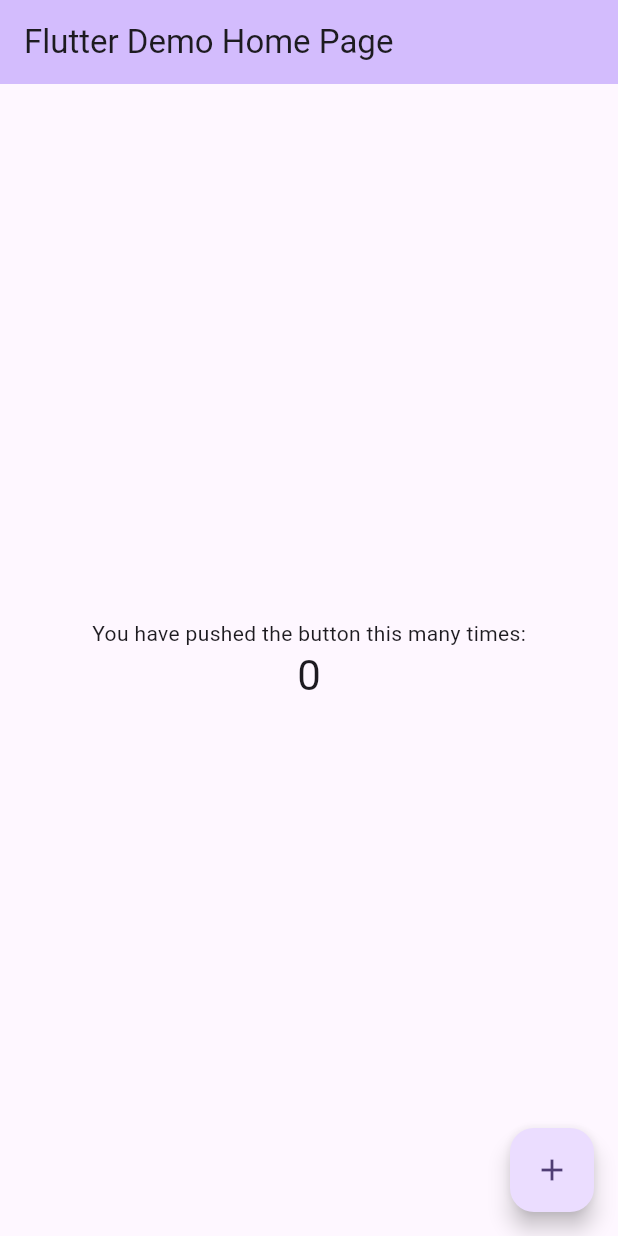
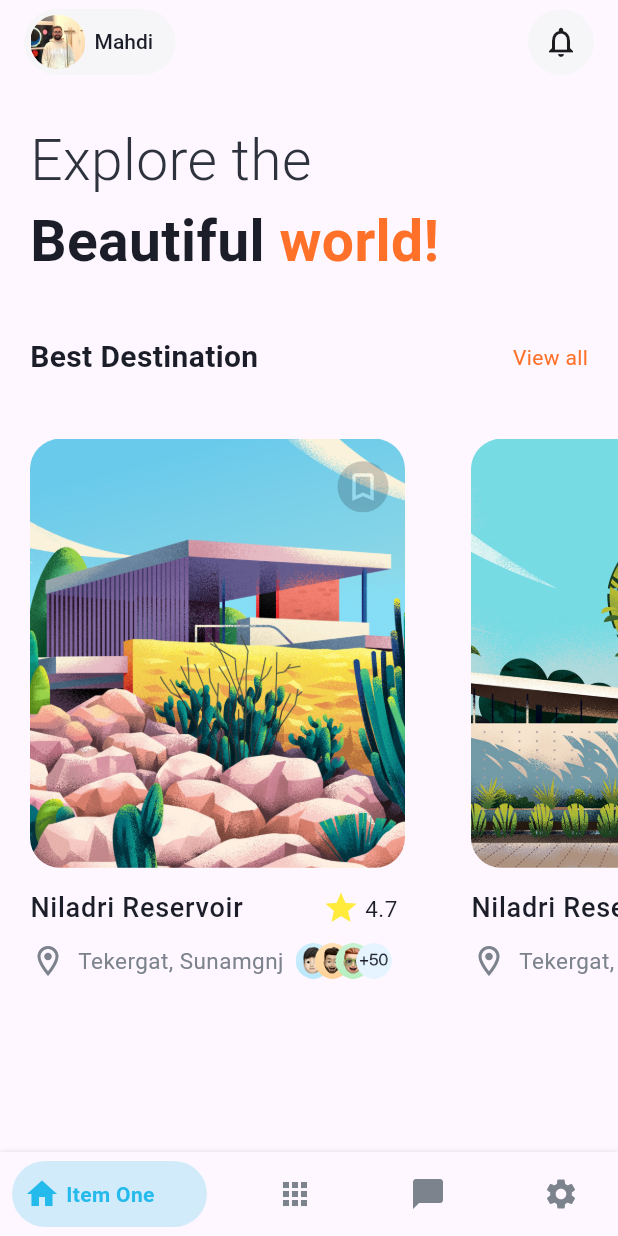
Before and after one commit to mahdinaghikhanii/Travelling-ui, a Flutter app: the screen it shows after launch, on a phone screen of 412 x 824 dp. Run offline on Flutter 3.47's test engine with Material 3 defaults, Android fonts, the phone set to English and light mode, and no system bars; drawn by our look-alikes of bottom_navy_bar; Roboto replaces fonts that are missing (SF UI Display).

Commit message:
creatre home

```diff
--- a/lib/main.dart
+++ b/lib/main.dart
@@ -1,4 +1,6 @@
 import 'package:flutter/material.dart';
+
+import 'pages/home/nav/navbar.dart';
 
 void main() {
   runApp(const MyApp());
@@ -11,115 +13,12 @@
   @override
   Widget build(BuildContext context) {
     return MaterialApp(
-      title: 'Flutter Demo',
-      theme: ThemeData(
-        // This is the theme of your application.
-        //
-        // TRY THIS: Try running your application with "flutter run". You'll see
-        // the application has a purple toolbar. Then, without quitting the app,
-        // try changing the seedColor in the colorScheme below to Colors.green
-        // and then invoke "hot reload" (save your changes or press the "hot
-        // reload" button in a Flutter-supported IDE, or press "r" if you used
-        // the command line to start the app).
-        //
-        // Notice that the counter didn't reset back to zero; the application
-        // state is not lost during the reload. To reset the state, use hot
-        // restart instead.
-        //
-        // This works for code too, not just values: Most code changes can be
-        // tested with just a hot reload.
-        colorScheme: ColorScheme.fromSeed(seedColor: Colors.deepPurple),
-        useMaterial3: true,
-      ),
-      home: const MyHomePage(title: 'Flutter Demo Home Page'),
-    );
+        debugShowCheckedModeBanner: false,
+        title: 'Travalling',
+        theme: ThemeData(
+          colorScheme: ColorScheme.fromSeed(seedColor: Colors.deepPurple),
+          useMaterial3: true,
+        ),
+        home: const NavBarPages());
   }
 }
-
-class MyHomePage extends StatefulWidget {
-  const MyHomePage({super.key, required this.title});
-
-  // This widget is the home page of your application. It is stateful, meaning
-  // that it has a State object (defined below) that contains fields that affect
-  // how it looks.
-
-  // This class is the configuration for the state. It holds the values (in this
-  // case the title) provided by the parent (in this case the App widget) and
-  // used by the build method of the State. Fields in a Widget subclass are
-  // always marked "final".
-
-  final String title;
-
-  @override
-  State<MyHomePage> createState() => _MyHomePageState();
-}
-
-class _MyHomePageState extends State<MyHomePage> {
-  int _counter = 0;
-
-  void _incrementCounter() {
-    setState(() {
-      // This call to setState tells the Flutter framework that something has
-      // changed in this State, which causes it to rerun the build method below
-      // so that the display can reflect the updated values. If we changed
-      // _counter without calling setState(), then the build method would not be
-      // called again, and so nothing would appear to happen.
-      _counter++;
-    });
-  }
-
-  @override
-  Widget build(BuildContext context) {
-    // This method is rerun every time setState is called, for instance as done
-    // by the _incrementCounter method above.
-    //
-    // The Flutter framework has been optimized to make rerunning build methods
-    // fast, so that you can just rebuild anything that needs updating rather
-    // than having to individually change instances of widgets.
-    return Scaffold(
-      appBar: AppBar(
-        // TRY THIS: Try changing the color here to a specific color (to
-        // Colors.amber, perhaps?) and trigger a hot reload to see the AppBar
-        // change color while the other colors stay the same.
-        backgroundColor: Theme.of(context).colorScheme.inversePrimary,
-        // Here we take the value from the MyHomePage object that was created by
-        // the App.build method, and use it to set our appbar title.
-        title: Text(widget.title),
-      ),
-      body: Center(
-        // Center is a layout widget. It takes a single child and positions it
-        // in the middle of the parent.
-        child: Column(
-          // Column is also a layout widget. It takes a list of children and
-          // arranges them vertically. By default, it sizes itself to fit its
-          // children horizontally, and tries to be as tall as its parent.
-          //
-          // Column has various properties to control how it sizes itself and
-          // how it positions its children. Here we use mainAxisAlignment to
-          // center the children vertically; the main axis here is the vertical
-          // axis because Columns are vertical (the cross axis would be
-          // horizontal).
-          //
-          // TRY THIS: Invoke "debug painting" (choose the "Toggle Debug Paint"
-          // action in the IDE, or press "p" in the console), to see the
-          // wireframe for each widget.
-          mainAxisAlignment: MainAxisAlignment.center,
-          children: <Widget>[
-            const Text(
-              'You have pushed the button this many times:',
-            ),
-            Text(
-              '$_counter',
-              style: Theme.of(context).textTheme.headlineMedium,
-            ),
-          ],
-        ),
-      ),
-      floatingActionButton: FloatingActionButton(
-        onPressed: _incrementCounter,
-        tooltip: 'Increment',
-        child: const Icon(Icons.add),
-      ), // This trailing comma makes auto-formatting nicer for build methods.
-    );
-  }
-}
--- /dev/null
+++ b/lib/pages/detail/deatil.dart
@@ -0,0 +1,10 @@
+import 'package:flutter/material.dart';
+
+class DetailPage extends StatelessWidget {
+  const DetailPage({super.key});
+
+  @override
+  Widget build(BuildContext context) {
+    return const Placeholder();
+  }
+}
--- /dev/null
+++ b/lib/pages/home/home.dart
@@ -0,0 +1,116 @@
+import 'package:flutter/material.dart';
+
+import 'widgets/destination.dart';
+
+class HomePage extends StatelessWidget {
+  const HomePage({super.key});
+
+  @override
+  Widget build(BuildContext context) {
+    return Scaffold(
+        appBar: AppBar(
+          leadingWidth: 0,
+          automaticallyImplyLeading: false,
+          centerTitle: false,
+          title: Row(
+            mainAxisAlignment: MainAxisAlignment.spaceBetween,
+            children: [
+              Expanded(
+                flex: 0,
+                child: Container(
+                    height: 44,
+                    padding: const EdgeInsets.only(
+                        left: 4, top: 4, bottom: 4, right: 15),
+                    decoration: ShapeDecoration(
+                        color: const Color(0xFFF6F6F8),
+                        shape: RoundedRectangleBorder(
+                          borderRadius: BorderRadius.circular(22),
+                        )),
+                    child: Row(
+                      children: [
+                        ClipRRect(
+                          borderRadius: BorderRadius.circular(40),
+                          child: Image.asset(
+                            'assets/me.jpg',
+                            width: 37,
+                            height: 37,
+                          ),
+                        ),
+                        const Padding(
+                            padding: EdgeInsets.only(left: 6),
+                            child: Text('Mahdi',
+                                style: TextStyle(
+                                  color: Color(0xFF1B1E28),
+                                  fontSize: 14,
+                                  fontWeight: FontWeight.w500,
+                                  height: 0.08,
+                                )))
+                      ],
+                    )),
+              ),
+              Container(
+                width: 44,
+                height: 44,
+                decoration: BoxDecoration(
+                    borderRadius: BorderRadius.circular(40),
+                    color: const Color(0xFFF6F6F8)),
+                child: const Icon(Icons.notifications_outlined),
+              )
+            ],
+          ),
+        ),
+        body: Column(
+            crossAxisAlignment: CrossAxisAlignment.start,
+            children: [titleText(), const DestinantionWidgets()]));
+  }
+}
+
+Widget titleText() {
+  return Container(
+    margin: const EdgeInsets.symmetric(horizontal: 20, vertical: 24),
+    width: 300,
+    height: 99.58,
+    child: const Text.rich(
+      TextSpan(
+        children: [
+          TextSpan(
+            text: 'Explore the',
+            style: TextStyle(
+              color: Color(0xFF2D323D),
+              fontSize: 38,
+              fontFamily: 'SF UI Display',
+              fontWeight: FontWeight.w300,
+            ),
+          ),
+          TextSpan(
+            text: ' ',
+            style: TextStyle(
+              color: Color(0xFF1B1E28),
+              fontSize: 38,
+              fontFamily: 'SF UI Display',
+              fontWeight: FontWeight.w700,
+            ),
+          ),
+          TextSpan(
+            text: 'Beautiful ',
+            style: TextStyle(
+              color: Color(0xFF1B1E28),
+              fontSize: 38,
+              fontFamily: 'SF UI Display',
+              fontWeight: FontWeight.w600,
+            ),
+          ),
+          TextSpan(
+            text: 'world!',
+            style: TextStyle(
+              color: Color(0xFFFF7029),
+              fontSize: 38,
+              fontFamily: 'SF UI Display',
+              fontWeight: FontWeight.w600,
+            ),
+          ),
+        ],
+      ),
+    ),
+  );
+}
--- /dev/null
+++ b/lib/pages/home/nav/navbar.dart
@@ -0,0 +1,78 @@
+import 'package:bottom_navy_bar/bottom_navy_bar.dart';
+import 'package:flutter/material.dart';
+import 'package:travalling_ui/pages/home/home.dart';
+
+class NavBarPages extends StatefulWidget {
+  const NavBarPages({super.key});
+
+  @override
+  State<NavBarPages> createState() => _NavBarPagesState();
+}
+
+class _NavBarPagesState extends State<NavBarPages> {
+  int _currentIndex = 0;
+  late PageController _pageController;
+
+  @override
+  void initState() {
+    super.initState();
+    _pageController = PageController();
+  }
+
+  @override
+  void dispose() {
+    _pageController.dispose();
+    super.dispose();
+  }
+
+  @override
+  Widget build(BuildContext context) {
+    return Scaffold(
+      body: SizedBox.expand(
+        child: PageView(
+          controller: _pageController,
+          onPageChanged: (index) {
+            setState(() => _currentIndex = index);
+          },
+          children: <Widget>[
+            const HomePage(),
+            Container(
+              color: Colors.red,
+            ),
+            Container(
+              color: Colors.green,
+            ),
+            Container(
+              color: Colors.blue,
+            ),
+          ],
+        ),
+      ),
+      bottomNavigationBar: BottomNavyBar(
+        selectedIndex: _currentIndex,
+        onItemSelected: (index) {
+          setState(() => _currentIndex = index);
+          _pageController.jumpToPage(index);
+        },
+        items: <BottomNavyBarItem>[
+          BottomNavyBarItem(
+              activeColor: const Color(0xFF24BAEC),
+              title: const Text('Item One'),
+              icon: const Icon(Icons.home)),
+          BottomNavyBarItem(
+              inactiveColor: const Color(0xFF7C838D),
+              title: const Text('Item Two'),
+              icon: const Icon(Icons.apps)),
+          BottomNavyBarItem(
+              inactiveColor: const Color(0xFF7C838D),
+              title: const Text('Item Three'),
+              icon: const Icon(Icons.chat_bubble)),
+          BottomNavyBarItem(
+              inactiveColor: const Color(0xFF7C838D),
+              title: const Text('Item Four'),
+              icon: const Icon(Icons.settings)),
+        ],
+      ),
+    );
+  }
+}
--- /dev/null
+++ b/lib/pages/home/widgets/destination.dart
@@ -0,0 +1,148 @@
+import 'package:flutter/material.dart';
+
+class DestinantionWidgets extends StatelessWidget {
+  const DestinantionWidgets({super.key});
+
+  @override
+  Widget build(BuildContext context) {
+    return Column(children: [
+      const Padding(
+        padding: EdgeInsets.symmetric(horizontal: 20, vertical: 20),
+        child:
+            Row(mainAxisAlignment: MainAxisAlignment.spaceBetween, children: [
+          Text(
+            'Best Destination',
+            style: TextStyle(
+              color: Color(0xFF1B1E28),
+              fontSize: 20,
+              fontFamily: 'SF UI Display',
+              fontWeight: FontWeight.w600,
+            ),
+          ),
+          Text(
+            'View all',
+            textAlign: TextAlign.right,
+            style: TextStyle(
+              color: Color(0xFFFF7029),
+              fontSize: 14,
+              fontFamily: 'SF UI Display',
+              fontWeight: FontWeight.w400,
+            ),
+          )
+        ]),
+      ),
+      SizedBox(
+        width: MediaQuery.sizeOf(context).width,
+        height: 380,
+        child: ListView.builder(
+            padding: const EdgeInsets.only(left: 20, top: 20),
+            scrollDirection: Axis.horizontal,
+            itemCount: 2,
+            itemBuilder: (context, index) {
+              return Column(
+                crossAxisAlignment: CrossAxisAlignment.start,
+                children: [
+                  SizedBox(
+                    height: 286,
+                    child: Stack(
+                      children: [
+                        Container(
+                          margin: const EdgeInsets.only(right: 44),
+                          width: 250,
+                          height: 286,
+                          decoration: BoxDecoration(
+                              borderRadius: BorderRadius.circular(20),
+                              image: DecorationImage(
+                                  fit: BoxFit.cover,
+                                  image: AssetImage(index == 0
+                                      ? "assets/1.png"
+                                      : "assets/2.png"))),
+                        ),
+                        Positioned(
+                            right: 55,
+                            top: 15,
+                            child: Opacity(
+                              opacity: 0.20,
+                              child: Container(
+                                width: 34,
+                                height: 34,
+                                decoration: ShapeDecoration(
+                                  color: const Color(0xFF1B1E28),
+                                  shape: RoundedRectangleBorder(
+                                    borderRadius: BorderRadius.circular(20),
+                                  ),
+                                ),
+                                child: const Icon(
+                                  Icons.bookmark_outline,
+                                  color: Colors.white,
+                                ),
+                              ),
+                            ))
+                      ],
+                    ),
+                  ),
+                  Container(
+                    margin: const EdgeInsets.only(top: 14, bottom: 10),
+                    width: 245,
+                    child: const Row(
+                        mainAxisAlignment: MainAxisAlignment.spaceBetween,
+                        crossAxisAlignment: CrossAxisAlignment.center,
+                        children: [
+                          Text(
+                            'Niladri Reservoir',
+                            style: TextStyle(
+                              color: Color(0xFF1B1E28),
+                              fontSize: 18,
+                              fontFamily: 'SF UI Display',
+                              fontWeight: FontWeight.w500,
+                              letterSpacing: 0.50,
+                            ),
+                          ),
+                          Row(
+                            children: [
+                              Icon(Icons.star, color: Colors.yellow),
+                              SizedBox(width: 4),
+                              Text(
+                                '4.7',
+                                textAlign: TextAlign.right,
+                                style: TextStyle(
+                                  color: Color(0xFF1B1E28),
+                                  fontSize: 15,
+                                  fontFamily: 'SF UI Display',
+                                  fontWeight: FontWeight.w400,
+                                  letterSpacing: 0.30,
+                                ),
+                              ),
+                            ],
+                          )
+                        ]),
+                  ),
+                  Row(children: [
+                    const Icon(Icons.location_on_outlined,
+                        color: Color(0xFF7C838D)),
+                    const SizedBox(width: 4),
+                    const Padding(
+                      padding: EdgeInsets.only(left: 4, right: 8),
+                      child: Text(
+                        'Tekergat, Sunamgnj',
+                        style: TextStyle(
+                          color: Color(0xFF7C838D),
+                          fontSize: 15,
+                          fontFamily: 'SF UI Display',
+                          fontWeight: FontWeight.w400,
+                          letterSpacing: 0.30,
+                        ),
+                      ),
+                    ),
+                    Image.asset(
+                      "assets/pepole.png",
+                      width: 64,
+                    )
+                  ])
+                ],
+              );
+            }),
+      ),
+    ]);
+  }
+}
--- a/pubspec.yaml
+++ b/pubspec.yaml
@@ -35,6 +35,7 @@ dependencies:
   # The following adds the Cupertino Icons font to your application.
   # Use with the CupertinoIcons class for iOS style icons.
   cupertino_icons: ^1.0.2
+  bottom_navy_bar: ^6.0.0
 
 dev_dependencies:
   flutter_test:
@@ -59,8 +60,8 @@ flutter:
   uses-material-design: true
 
   # To add assets to your application, add an assets section, like this:
-  # assets:
-  #   - images/a_dot_burr.jpeg
+  assets:
+    - assets/
   #   - images/a_dot_ham.jpeg
 
   # An image asset can refer to one or more resolution-specific "variants", see
```
Also changed, not shown: assets/1.png (added), assets/2.png (added), assets/me.jpg (added), assets/pepole.png (added), pubspec.lock.
